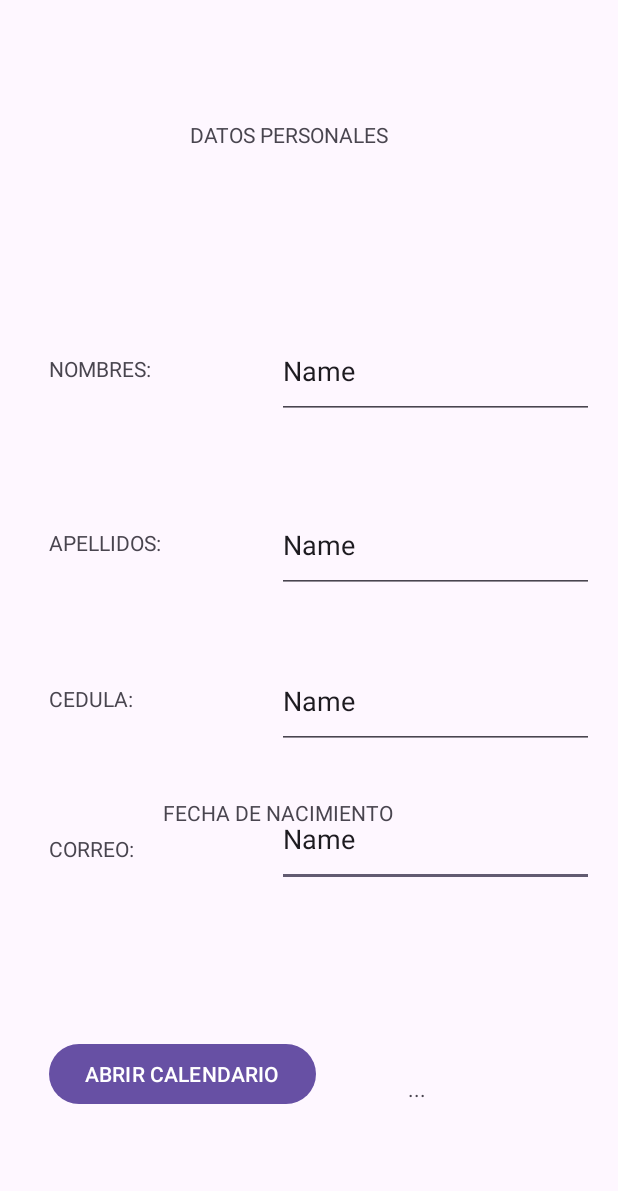
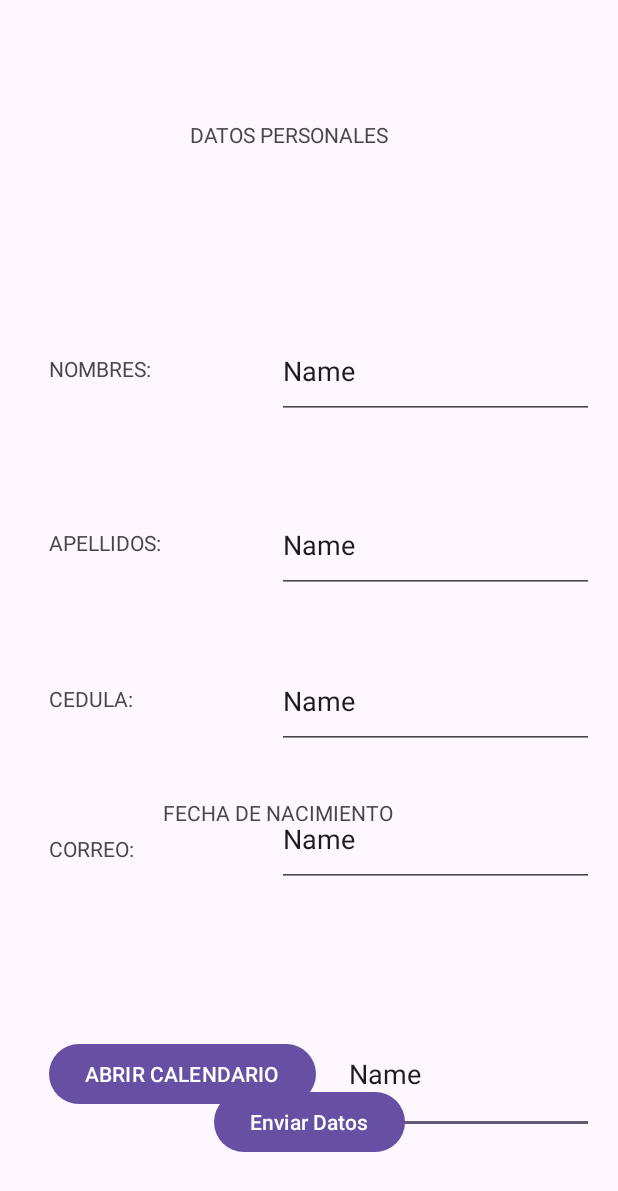
Before and after one commit to RamosMilton2002/Segunda-Parcial, an Android app: the screen it shows after launch (MainActivity), on a phone screen of 412 x 824 dp. Shown: the top 1191 px of the screen. Run offline under Robolectric (Android 15) with nearby library versions, the phone set to English and light mode, and no system bars.

Commit message:
Envio de datos

```diff
--- a/app/src/main/AndroidManifest.xml
+++ b/app/src/main/AndroidManifest.xml
@@ -13,6 +13,9 @@
         android:theme="@style/Theme.SegundaParcial"
         tools:targetApi="31">
         <activity
+            android:name=".DatosPersonalesActivity"
+            android:exported="true" />
+        <activity
             android:name=".MainActivity"
             android:exported="true">
             <intent-filter>
--- a/app/src/main/java/com/mdrg/segundaparcial/MainActivity.java
+++ b/app/src/main/java/com/mdrg/segundaparcial/MainActivity.java
@@ -3,22 +3,52 @@ package com.mdrg.segundaparcial;
 import androidx.appcompat.app.AppCompatActivity;
 
 import android.app.DatePickerDialog;
+import android.content.Intent;
 import android.os.Bundle;
 import android.view.View;
+import android.widget.Button;
 import android.widget.DatePicker;
+import android.widget.EditText;
 import android.widget.TextView;
 
 import java.util.Calendar;
 
 public class MainActivity extends AppCompatActivity {
-    TextView tv;
+    EditText nombre, apellido, cedula, correo, fechana;
+    Button enviarD;
+
+
 
     @Override
     protected void onCreate(Bundle savedInstanceState) {
         super.onCreate(savedInstanceState);
         setContentView(R.layout.activity_main);
-        tv = findViewById(R.id.txtFecha);
+
+        nombre = findViewById(R.id.Nombre);
+        apellido = findViewById(R.id.Apellido);
+        cedula = findViewById(R.id.Cedula);
+        correo = findViewById(R.id.Correo);
+        fechana = findViewById(R.id.FechaNaci);
     }
+
+    public void enviarDatos(View view) {
+        String nombreTexto = nombre.getText().toString();
+        String apellidoTexto = apellido.getText().toString();
+        String cedulaTexto = cedula.getText().toString();
+        String correoTexto = correo.getText().toString();
+        String fechaNaciTexto = fechana.getText().toString();
+
+        Intent intent = new Intent(this, DatosPersonalesActivity.class);
+        intent.putExtra("nombre", nombreTexto);
+        intent.putExtra("apellido", apellidoTexto);
+        intent.putExtra("cedula", cedulaTexto);
+        intent.putExtra("correo", correoTexto);
+        intent.putExtra("fechaNaci", fechaNaciTexto);
+        startActivity(intent);
+    }
+
+
+
 
     public void AbreCalendario(View view) {
         Calendar cal = Calendar.getInstance();
@@ -30,9 +60,13 @@ public class MainActivity extends AppCompatActivity {
             @Override
             public void onDateSet(DatePicker view, int year, int month, int dayOfMonth) {
                 String fecha = dayOfMonth + "/" + (month + 1) + "/" + year ;
-                tv.setText(fecha);
+                fechana.setText(fecha);
             }
         }, dia, mes, anio);
         dpd.show();
     }
+
+
+
+
 }
--- a/app/src/main/res/layout/activity_main.xml
+++ b/app/src/main/res/layout/activity_main.xml
@@ -7,7 +7,20 @@
     tools:context=".MainActivity">
 
     <EditText
-        android:id="@+id/editTextText4"
+        android:id="@+id/FechaNaci"
+        android:layout_width="167dp"
+        android:layout_height="80dp"
+        android:layout_marginTop="676dp"
+        android:ems="10"
+        android:inputType="text"
+        android:text="Name"
+        app:layout_constraintEnd_toEndOf="parent"
+        app:layout_constraintHorizontal_bias="0.934"
+        app:layout_constraintStart_toStartOf="parent"
+        app:layout_constraintTop_toTopOf="parent" />
+
+    <EditText
+        android:id="@+id/Correo"
         android:layout_width="211dp"
         android:layout_height="63dp"
         android:layout_marginTop="528dp"
@@ -20,7 +33,7 @@
         app:layout_constraintTop_toTopOf="parent" />
 
     <EditText
-        android:id="@+id/editTextText3"
+        android:id="@+id/Cedula"
         android:layout_width="211dp"
         android:layout_height="63dp"
         android:layout_marginTop="436dp"
@@ -33,7 +46,7 @@
         app:layout_constraintTop_toTopOf="parent" />
 
     <EditText
-        android:id="@+id/editTextText2"
+        android:id="@+id/Apellido"
         android:layout_width="211dp"
         android:layout_height="63dp"
         android:layout_marginTop="332dp"
@@ -42,17 +55,6 @@
         android:text="Name"
         app:layout_constraintEnd_toEndOf="parent"
         app:layout_constraintHorizontal_bias="0.92"
-        app:layout_constraintStart_toStartOf="parent"
-        app:layout_constraintTop_toTopOf="parent" />
-
-    <TextView
-        android:id="@+id/txtFecha"
-        android:layout_width="90dp"
-        android:layout_height="24dp"
-        android:layout_marginTop="716dp"
-        android:text="..."
-        app:layout_constraintEnd_toEndOf="parent"
-        app:layout_constraintHorizontal_bias="0.844"
         app:layout_constraintStart_toStartOf="parent"
         app:layout_constraintTop_toTopOf="parent" />
 
@@ -114,7 +116,7 @@
         app:layout_constraintTop_toTopOf="parent" />
 
     <EditText
-        android:id="@+id/editTextText"
+        android:id="@+id/Nombre"
         android:layout_width="211dp"
         android:layout_height="63dp"
         android:layout_marginTop="216dp"
@@ -148,5 +150,16 @@
         app:layout_constraintHorizontal_bias="0.683"
         app:layout_constraintStart_toStartOf="parent" />
 
+    <Button
+        android:id="@+id/ENVIAR"
+        android:layout_width="wrap_content"
+        android:layout_height="wrap_content"
+        android:layout_marginBottom="52dp"
+        android:onClick="enviarDatos"
+        android:text="Enviar Datos"
+        app:layout_constraintBottom_toBottomOf="parent"
+        app:layout_constraintEnd_toEndOf="parent"
+        app:layout_constraintStart_toStartOf="parent" />
+
 
 </androidx.constraintlayout.widget.ConstraintLayout>
```
Also changed, not shown: app/src/main/java/com/mdrg/segundaparcial/DatosPersonalesActivity.java (added, +35 -0 lines), app/src/main/res/layout/activity_datos_personales.xml (added, +118 -0 lines).
